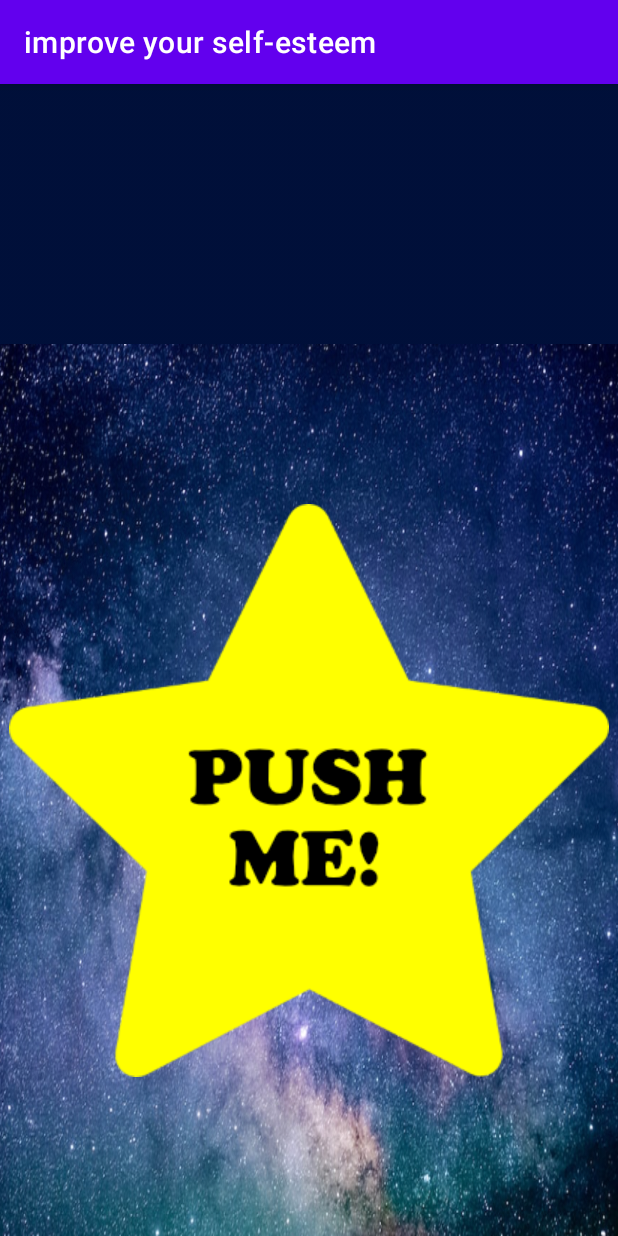
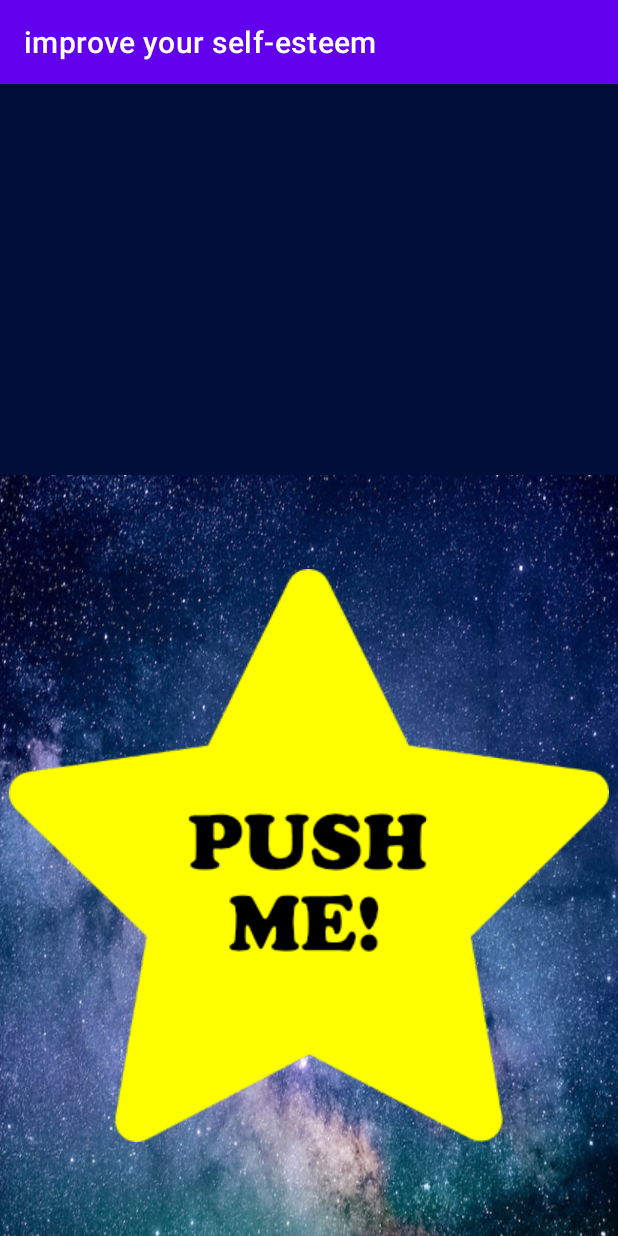
Before and after one commit to KaiserLovis/Komplimente_APP_v2, an Android app: the screen it shows after launch (MainActivity), on a phone screen of 412 x 824 dp. Run offline under Robolectric (Android 15) with nearby library versions, the phone set to English and light mode, and no system bars; Roboto replaces fonts that are not available here.

Commit message:
Alles Läuft (Stern, Kommentar, Hintergrund) Jetzt mit Einhorn

```diff
--- a/app/src/main/res/layout/activity_main.xml
+++ b/app/src/main/res/layout/activity_main.xml
@@ -1,31 +1,47 @@
 <?xml version="1.0" encoding="utf-8"?>
-<LinearLayout xmlns:android="http://schemas.android.com/apk/res/android"
+<RelativeLayout xmlns:android="http://schemas.android.com/apk/res/android"
     xmlns:app="http://schemas.android.com/apk/res-auto"
     android:orientation="vertical"
     android:layout_width="match_parent"
     android:layout_height="match_parent"
-    android:background="@drawable/hintergrunddrei"
-    >
+    android:background="@drawable/hintergrunddrei">
+
+    <LinearLayout
+        android:layout_width="match_parent"
+        android:layout_height="match_parent"
+        android:orientation="vertical"
+        android:gravity="center">
 
         <TextView
             android:id="@+id/complimentTextView"
-        android:layout_width="421dp"
-        android:layout_height="173dp"
+            android:layout_width="match_parent"
+            android:layout_height="wrap_content"
             android:fontFamily="sans-serif-black"
             android:text="@string/compliment_text"
             android:textColor="#FFEB3B"
             android:textSize="48sp"
-        android:typeface="normal" />
+            android:typeface="normal"
+            android:layout_marginTop="32dp"
+            android:layout_marginBottom="32dp"
+            android:gravity="center" />
 
+        <ImageView
+            android:id="@+id/flyingImage"
+            android:layout_width="100dp"
+            android:layout_height="100dp"
+            android:layout_marginBottom="32dp"
+            android:layout_centerHorizontal="true"
+            android:src="@drawable/einhorn"
+            android:visibility="invisible" />
 
         <ImageButton
             android:id="@+id/imageButton"
             android:layout_width="wrap_content"
             android:layout_height="wrap_content"
-        android:layout_weight="4"
             android:background="@drawable/hintergrundzwei"
             android:contentDescription="@string/blabla"
             app:srcCompat="@drawable/push_me_png" />
 
+    </LinearLayout>
 
-</LinearLayout>
+</RelativeLayout>
```
Also changed, not shown: app/src/main/java/com/example/komplimente_app/MainActivity.kt (+40 -4 lines), app/src/main/res/drawable/einhorn.png (added). Lines whose indentation alone changed are shown as unchanged.
